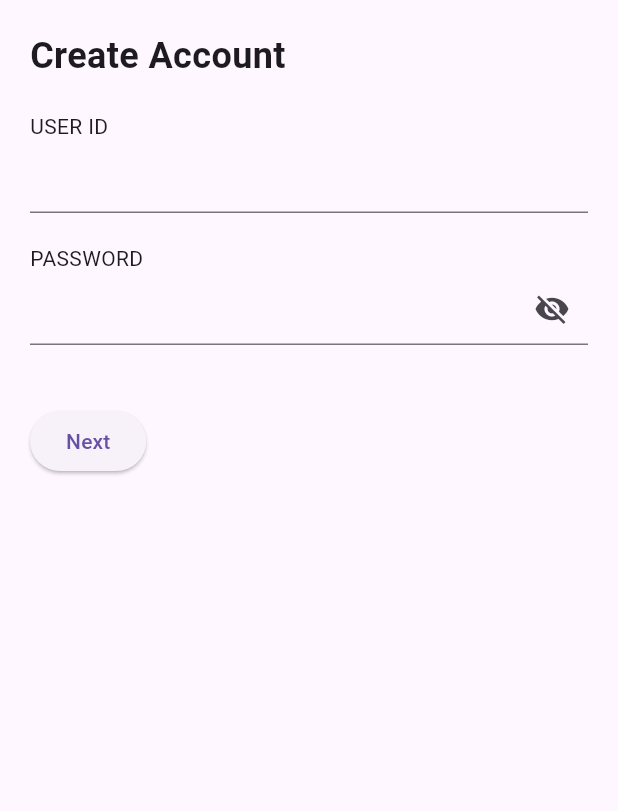
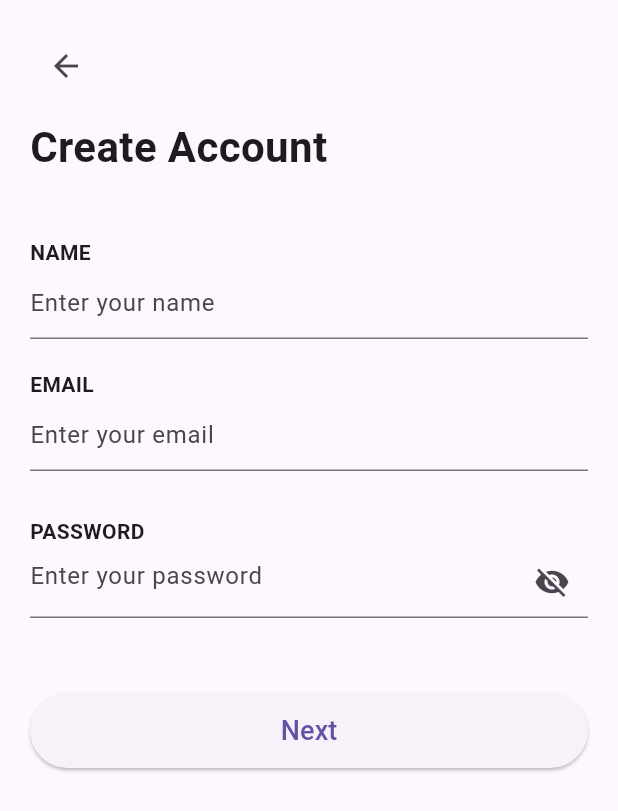
Before and after one commit to 9848588346Ra/Handicraft-Online-Store, a Flutter app: the SignUpScreen screen opened directly, on a phone screen of 412 x 824 dp. Shown: the top 811 px of the screen. Run offline on Flutter 3.47's test engine with Material 3 defaults, Android fonts, the phone set to English and light mode, and no system bars; our stand-ins replace shared_preferences; accounts and stored records are empty.

Commit message:
change in signup

```diff
--- a/lib/Screens/signup_screen.dart
+++ b/lib/Screens/signup_screen.dart
@@ -12,7 +12,8 @@ class SignUpScreen extends StatefulWidget {
 class _SignUpScreenState extends State<SignUpScreen> {
   final _formKey = GlobalKey<FormState>();
 
-  TextEditingController userIdController = TextEditingController();
+  TextEditingController nameController = TextEditingController();
+  TextEditingController emailController = TextEditingController();
   TextEditingController passwordController = TextEditingController();
   bool showPassword = false;
 
@@ -20,10 +21,10 @@ class _SignUpScreenState extends State<SignUpScreen> {
     if (_formKey.currentState!.validate()) {
       final prefs = await SharedPreferences.getInstance();
 
-      await prefs.setString("userId", userIdController.text);
+      await prefs.setString("name", nameController.text);
+      await prefs.setString("email", emailController.text);
       await prefs.setString("password", passwordController.text);
 
-      // Save login state
       await prefs.setBool("isLoggedIn", true);
 
       ScaffoldMessenger.of(context).showSnackBar(
@@ -41,36 +42,72 @@ class _SignUpScreenState extends State<SignUpScreen> {
   Widget build(BuildContext context) {
     return Scaffold(
       body: SafeArea(
-        child: Form(
-          key: _formKey,
         child: Padding(
           padding: const EdgeInsets.all(20),
           child: Column(
             crossAxisAlignment: CrossAxisAlignment.start,
             children: [
-                const Text("Create Account",
-                    style: TextStyle(fontSize: 24, fontWeight: FontWeight.bold)),
+              // Back button
+              IconButton(
+                icon: const Icon(Icons.arrow_back),
+                onPressed: () {
+                  Navigator.pop(context);
+                },
+              ),
+              const SizedBox(height: 10),
+              const Text(
+                "Create Account",
+                style: TextStyle(fontSize: 28, fontWeight: FontWeight.bold),
+              ),
+              const SizedBox(height: 40),
 
+              // NAME
+              const Text(
+                "NAME",
+                style: TextStyle(fontWeight: FontWeight.bold, fontSize: 14),
+              ),
+              TextFormField(
+                controller: nameController,
+                decoration: const InputDecoration(
+                  hintText: "Enter your name",
+                  border: UnderlineInputBorder(),
+                ),
+                validator: (value) =>
+                    value!.isEmpty ? "Enter Name" : null,
+              ),
               const SizedBox(height: 20),
-                const Text("USER ID"),
+
+              // EMAIL
+              const Text(
+                "EMAIL",
+                style: TextStyle(fontWeight: FontWeight.bold, fontSize: 14),
+              ),
               TextFormField(
-                  controller: userIdController,
+                controller: emailController,
+                decoration: const InputDecoration(
+                  hintText: "Enter your email",
+                  border: UnderlineInputBorder(),
+                ),
                 validator: (value) =>
-                      value!.isEmpty ? "Enter User ID" : null,
+                    value!.isEmpty ? "Enter Email" : null,
+                keyboardType: TextInputType.emailAddress,
               ),
+              const SizedBox(height: 30),
 
-                const SizedBox(height: 20),
-                const Text("PASSWORD"),
+              // PASSWORD
+              const Text(
+                "PASSWORD",
+                style: TextStyle(fontWeight: FontWeight.bold, fontSize: 14),
+              ),
               TextFormField(
                 controller: passwordController,
                 obscureText: !showPassword,
-                  validator: (value) =>
-                      value!.isEmpty ? "Enter Password" : null,
                 decoration: InputDecoration(
+                  hintText: "Enter your password",
+                  border: const UnderlineInputBorder(),
                   suffixIcon: IconButton(
-                      icon: Icon(showPassword
-                          ? Icons.visibility
-                          : Icons.visibility_off),
+                    icon: Icon(
+                        showPassword ? Icons.visibility : Icons.visibility_off),
                     onPressed: () {
                       setState(() {
                         showPassword = !showPassword;
@@ -78,15 +115,28 @@ class _SignUpScreenState extends State<SignUpScreen> {
                     },
                   ),
                 ),
+                validator: (value) =>
+                    value!.isEmpty ? "Enter Password" : null,
               ),
+              const SizedBox(height: 50),
 
-                const SizedBox(height: 40),
-                ElevatedButton(
+              // NEXT BUTTON
+              SizedBox(
+                width: double.infinity,
+                height: 50,
+                child: ElevatedButton(
                   onPressed: _signUpUser,
-                  child: const Text("Next"),
+                  style: ElevatedButton.styleFrom(
+                    shape: RoundedRectangleBorder(
+                        borderRadius: BorderRadius.circular(25)),
+                  ),
+                  child: const Text(
+                    "Next",
+                    style: TextStyle(fontSize: 18),
+                  ),
+                ),
               ),
             ],
-            ),
           ),
         ),
       ),
```
Lines whose indentation alone changed are shown as unchanged.
